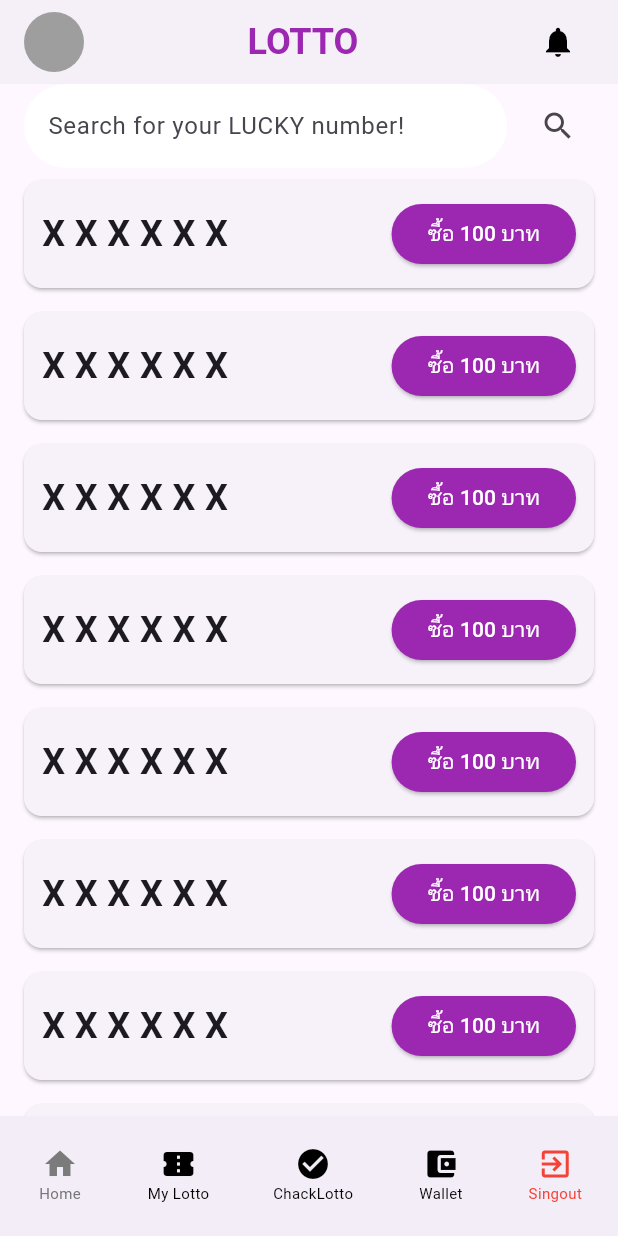
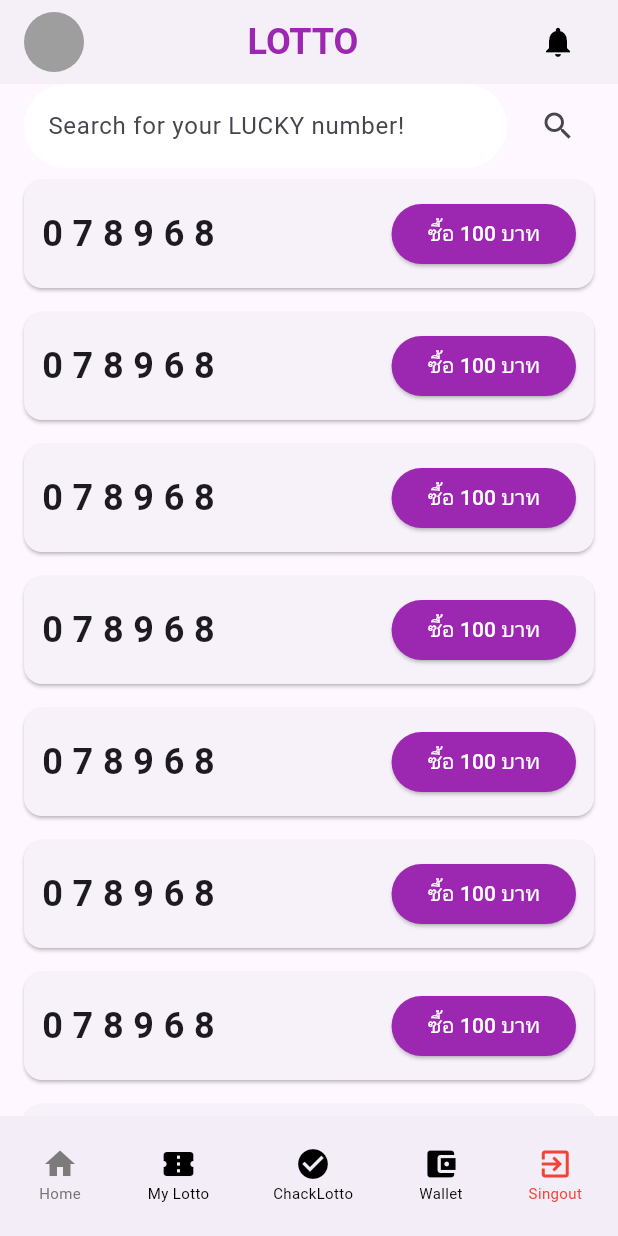
Before and after one commit to LilithZ00/LottoProject, a Flutter app: the HomePage screen opened directly, on a phone screen of 412 x 824 dp. Run offline on Flutter 3.47's test engine with Material 3 defaults, Android fonts, the phone set to English and light mode, and no system bars.

Commit message:
add_random_fileHome

```diff
--- a/lib/pages/HomePage.dart
+++ b/lib/pages/HomePage.dart
@@ -1,3 +1,5 @@
+import 'dart:math';
+
 import 'package:flutter/material.dart';
 import 'package:lottoproject/pages/LoginPage.dart';
 import 'package:lottoproject/pages/ChackLottoPage.dart';
@@ -82,16 +84,29 @@ class HomePage extends StatelessWidget {
                 padding: const EdgeInsets.symmetric(horizontal: 16.0),
                 itemCount: 10, // จำนวนเลขที่แสดง
                 itemBuilder: (context, index) {
+                  // สร้างฟังก์ชันสุ่มตัวเลข 6 หลัก
+                  String generateRandomNumber() {
+                    final random = Random();
+                    String randomNumber = '';
+                    for (int i = 0; i < 6; i++) {
+                      randomNumber +=
+                          random.nextInt(10).toString(); // สุ่มตัวเลข 0-9
+                      if (i < 5) {
+                        randomNumber += ' '; // เพิ่มช่องว่างหลังแต่ละตัวเลข ยกเว้นตัวสุดท้าย
+                      }
+                    }
+                    return randomNumber;
+                  }
                   return Card(
                     margin: const EdgeInsets.symmetric(vertical: 8.0),
                     child: Padding(
                       padding: const EdgeInsets.all(12.0),
                       child: Row(
                         children: [
-                          const Expanded(
+                          Expanded(
                             child: Text(
-                              'X X X X X X',
-                              style: TextStyle(
+                              generateRandomNumber(), // เรียกฟังก์ชันเพื่อแสดงตัวเลขสุ่ม
+                              style: const TextStyle(
                                 fontSize: 24,
                                 fontWeight: FontWeight.bold,
                               ),
@@ -222,7 +237,8 @@ class HomePage extends StatelessWidget {
                       ),
                       child: const Text(
                         "ตกลง",
-                    style: TextStyle(color: Color.fromARGB(255, 255, 255, 255)),
+                        style: TextStyle(
+                            color: Color.fromARGB(255, 255, 255, 255)),
                       ),
                       onPressed: () {
                         Navigator.of(context).pushAndRemoveUntil(
@@ -237,7 +253,8 @@ class HomePage extends StatelessWidget {
                       ),
                       child: const Text(
                         "ยกเลิก",
-                    style: TextStyle(color: Color.fromARGB(255, 255, 255, 255)),
+                        style: TextStyle(
+                            color: Color.fromARGB(255, 255, 255, 255)),
                       ),
                       onPressed: () {
                         Navigator.of(context).pop();
```
Lines whose indentation alone changed are shown as unchanged.
